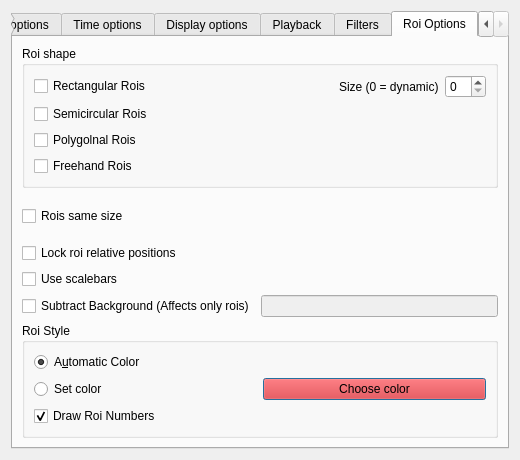
Before: the Qt Designer form ProcessOptionsGui.ui in fedeceri85/robopy2, drawn with Qt 5.
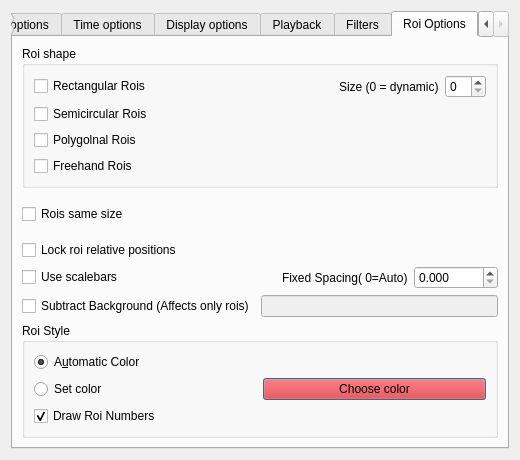
After: the same form once the commit is applied. The open tabs and pages were chosen to show the change.

Patch:
```diff
--- a/ProcessOptionsGui.ui
+++ b/ProcessOptionsGui.ui
@@ -1133,11 +1133,48 @@
         </widget>
        </item>
        <item>
-        <widget class="QCheckBox" name="scaleBarsCheckBox">
-         <property name="text">
-          <string>Use scalebars</string>
-         </property>
-        </widget>
+        <layout class="QHBoxLayout" name="horizontalLayout_29">
+         <item>
+          <widget class="QCheckBox" name="scaleBarsCheckBox">
+           <property name="text">
+            <string>Use scalebars</string>
+           </property>
+          </widget>
+         </item>
+         <item>
+          <spacer name="horizontalSpacer_7">
+           <property name="orientation">
+            <enum>Qt::Horizontal</enum>
+           </property>
+           <property name="sizeHint" stdset="0">
+            <size>
+             <width>40</width>
+             <height>20</height>
+            </size>
+           </property>
+          </spacer>
+         </item>
+         <item>
+          <widget class="QLabel" name="label_9">
+           <property name="text">
+            <string>Fixed Spacing( 0=Auto)</string>
+           </property>
+          </widget>
+         </item>
+         <item>
+          <widget class="QDoubleSpinBox" name="spacingSpinBox">
+           <property name="decimals">
+            <number>3</number>
+           </property>
+           <property name="maximum">
+            <double>65000.000000000000000</double>
+           </property>
+           <property name="singleStep">
+            <double>0.001000000000000</double>
+           </property>
+          </widget>
+         </item>
+        </layout>
        </item>
        <item>
         <layout class="QHBoxLayout" name="horizontalLayout_26">
```
Left out of the diff: 4 changed lines with no effect on the pictures.
